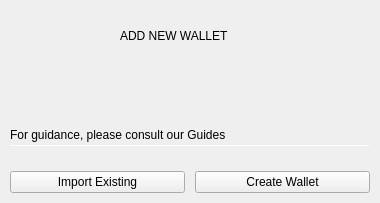
The window that BlockSettleUILib/NewWalletDialog.ui (BlockSettle/terminal) describes before a commit, drawn with Qt 5.
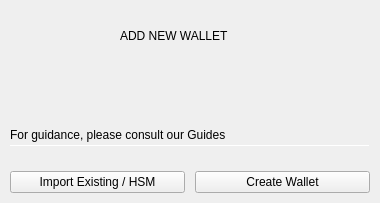
The same window after the commit. Icons and pictures are not drawn.

Diff of the .ui file:
```diff
--- a/BlockSettleUILib/NewWalletDialog.ui
+++ b/BlockSettleUILib/NewWalletDialog.ui
@@ -208,7 +208,7 @@
       <item>
        <widget class="QPushButton" name="pushButtonImport">
         <property name="text">
-         <string>Import Existing</string>
+         <string>Import Existing / HSM</string>
         </property>
         <property name="autoDefault">
          <bool>false</bool>
```
Left out of the diff: 1 changed line with no effect on the pictures.
